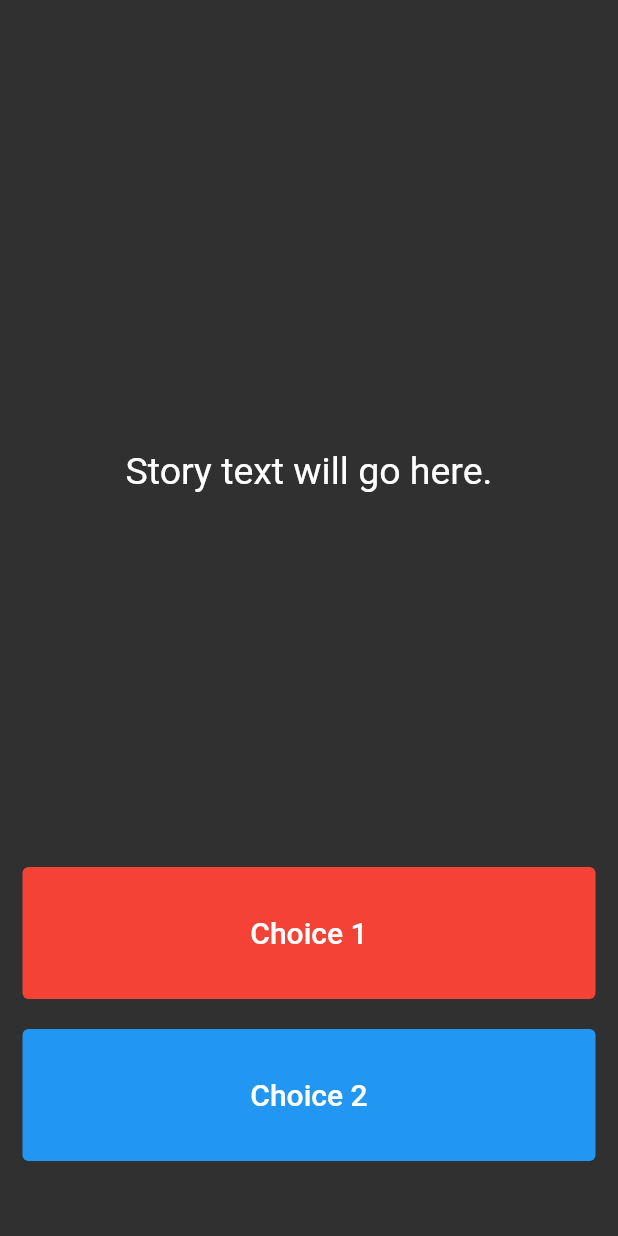
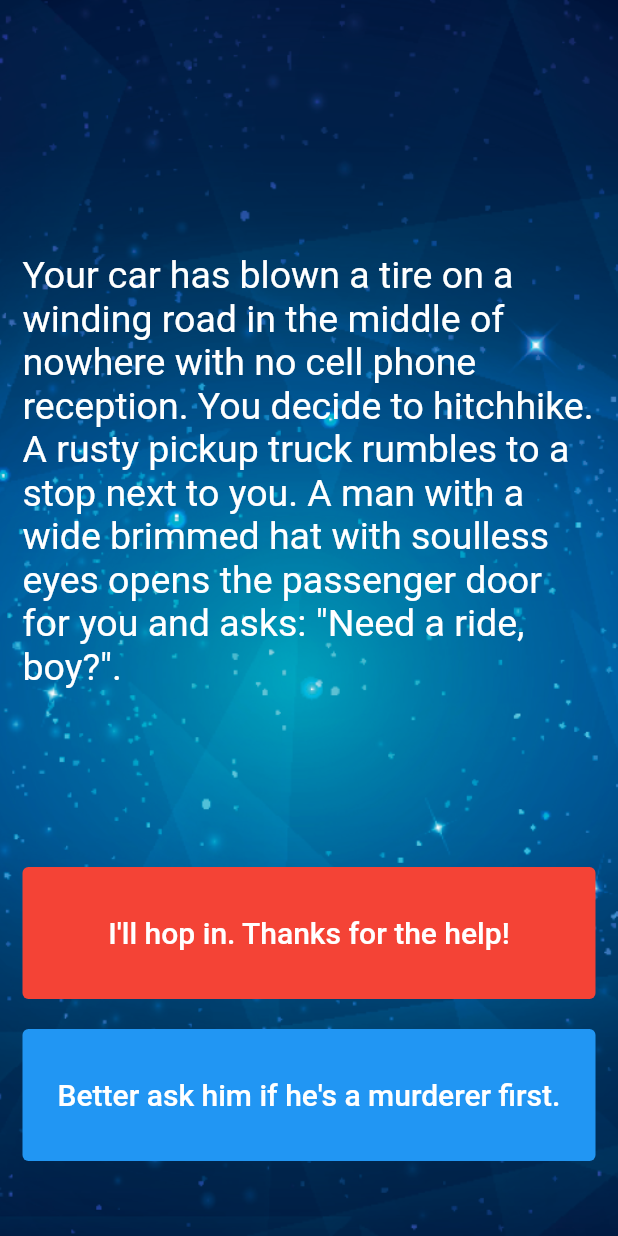
Before and after one commit to sabiq369/flutter_projects, a Flutter app: the screen it shows after launch, on a phone screen of 412 x 824 dp. Run offline on Flutter 3.47's test engine with Material 2 defaults, Android fonts, the light colour scheme and no system bars; our stand-ins replace audioplayers, rflutter_alert.

Commit message:
added background image seperated files and class created object and passed values completed app.

```diff
--- a/destini_application/lib/main.dart
+++ b/destini_application/lib/main.dart
@@ -1,4 +1,5 @@
 import 'package:flutter/material.dart';
+import 'story_brain.dart';
 
 //TODO: Step 15 - Run the app and see if you can see the screen update with the first story. Delete this TODO if it looks as you expected.
 
@@ -15,6 +16,7 @@ class Destini extends StatelessWidget {
 }
 
 //TODO: Step 9 - Create a new storyBrain object from the StoryBrain class.
+StoryBrain storyBrain = StoryBrain();
 
 class StoryPage extends StatefulWidget {
   _StoryPageState createState() => _StoryPageState();
@@ -25,9 +27,15 @@ class _StoryPageState extends State<StoryPage> {
   Widget build(BuildContext context) {
     return Scaffold(
       body: Container(
+        // width: double.infinity,
+        // height: double.infinity,
         //TODO: Step 1 - Add background.png to this Container as a background image.
+        decoration: BoxDecoration(
+          image: DecorationImage(
+              image: AssetImage('images/background.png'), fit: BoxFit.cover),
+        ),
         padding: EdgeInsets.symmetric(vertical: 50.0, horizontal: 15.0),
-        constraints: BoxConstraints.expand(),
+        // constraints: BoxConstraints.expand(),
         child: SafeArea(
           child: Column(
             crossAxisAlignment: CrossAxisAlignment.stretch,
@@ -37,7 +45,7 @@ class _StoryPageState extends State<StoryPage> {
                 child: Center(
                   child: Text(
                     //TODO: Step 10 - use the storyBrain to get the first story title and display it in this Text Widget.
-                    'Story text will go here.',
+                    storyBrain.getStoryTitle(),
                     style: TextStyle(
                       fontSize: 25.0,
                     ),
@@ -47,40 +55,49 @@ class _StoryPageState extends State<StoryPage> {
               Expanded(
                 flex: 2,
                 child: TextButton(
-                  style: ButtonStyle(
+                  style: const ButtonStyle(
                       backgroundColor: MaterialStatePropertyAll(Colors.red)),
                   onPressed: () {
                     //Choice 1 made by user.
                     //TODO: Step 18 - Call the nextStory() method from storyBrain and pass the number 1 as the choice made by the user.
+                    setState(() {
+                      storyBrain.nextStory(1);
+                    });
                   },
                   // color: Colors.red,
                   child: Text(
                     //TODO: Step 13 - Use the storyBrain to get the text for choice 1.
-                    'Choice 1',
+                    storyBrain.getChoice1(),
                     style: TextStyle(fontSize: 20.0, color: Colors.white),
                   ),
                 ),
               ),
-              SizedBox(
+              const SizedBox(
                 height: 20.0,
               ),
               Expanded(
                 flex: 2,
                 //TODO: Step 26 - Use a Flutter Visibility Widget to wrap this FlatButton.
                 //TODO: Step 28 - Set the "visible" property of the Visibility Widget to equal the output from the buttonShouldBeVisible() method in the storyBrain.
+                child: Visibility(
+                  visible: storyBrain.blankOrNot(),
                   child: TextButton(
-                  style: ButtonStyle(
+                    style: const ButtonStyle(
                         backgroundColor: MaterialStatePropertyAll(Colors.blue)),
                     onPressed: () {
                       //Choice 2 made by user.
                       //TODO: Step 19 - Call the nextStory() method from storyBrain and pass the number 2 as the choice made by the user.
+                      setState(() {
+                        storyBrain.nextStory(2);
+                      });
                     },
 
                     // color: Colors.blue,
                     child: Text(
                       //TODO: Step 14 - Use the storyBrain to get the text for choice 2.
-                    'Choice 2',
+                      storyBrain.getChoice2(),
                       style: TextStyle(fontSize: 20.0, color: Colors.white),
+                    ),
                   ),
                 ),
               ),
```
Also changed, not shown: destini_application/lib/story.dart (+7 -2 lines), destini_application/lib/story_brain.dart (+77 -31 lines), destini_application/pubspec.yaml (+2 -63 lines), destini_application/images/background.png (added). Lines whose indentation alone changed are shown as unchanged.
